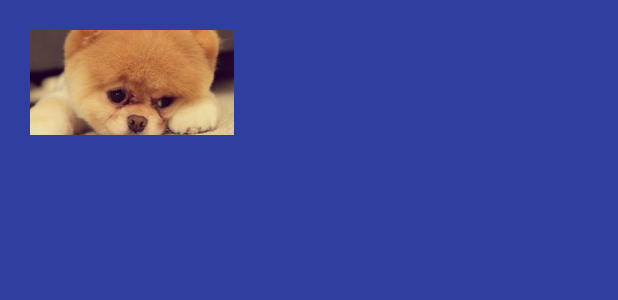
After one commit to wuzhiqian/CanvasDemo, an Android app: the layout area_canvas_view.xml on its own in the app's theme, with its tools: preview values and no code run, on a phone screen of 412 x 824 dp. The commit adds this screen. Shown: the top 300 px of the screen. Run offline under Robolectric (Android 15) with nearby library versions, the phone set to English and light mode, and no system bars.

Commit message:
增加截取部分图片

```diff
--- /dev/null
+++ b/app/src/main/java/com/wzq/canvasdemo/view/AreaCanvasView.java
@@ -0,0 +1,32 @@
+package com.wzq.canvasdemo.view;
+
+import android.content.Context;
+import android.graphics.Canvas;
+import android.graphics.Rect;
+import android.util.AttributeSet;
+
+/**
+ * Created by wzq on 17-1-6.
+ */
+
+public class AreaCanvasView extends BasicView {
+    public AreaCanvasView(Context context) {
+        this(context, null);
+    }
+
+    public AreaCanvasView(Context context, AttributeSet attrs) {
+        this(context, attrs, 0);
+    }
+
+    public AreaCanvasView(Context context, AttributeSet attrs, int defStyleAttr) {
+        super(context, attrs, defStyleAttr);
+    }
+
+
+    @Override
+    protected void onDraw(Canvas canvas) {
+        super.onDraw(canvas);
+        canvas.drawBitmap(bitmap, new Rect(30, 30, bitmap.getWidth() - 30, bitmap.getHeight() - 30), new Rect(30, 30, bitmap.getWidth() -30, bitmap.getHeight() - 30), paint);
+
+    }
+}
--- /dev/null
+++ b/app/src/main/java/com/wzq/canvasdemo/view/BasicView.java
@@ -0,0 +1,38 @@
+package com.wzq.canvasdemo.view;
+
+import android.content.Context;
+import android.graphics.Bitmap;
+import android.graphics.BitmapFactory;
+import android.graphics.Paint;
+import android.util.AttributeSet;
+import android.view.View;
+
+import com.wzq.canvasdemo.R;
+
+/**
+ * Created by wzq on 17-1-6.
+ */
+
+public class BasicView extends View{
+    protected Bitmap bitmap;
+    protected Paint paint;
+    public BasicView(Context context) {
+        this(context, null);
+    }
+
+    public BasicView(Context context, AttributeSet attrs) {
+        this(context, attrs, 0);
+    }
+
+    public BasicView(Context context, AttributeSet attrs, int defStyleAttr) {
+        super(context, attrs, defStyleAttr);
+        bitmap = BitmapFactory.decodeResource(getResources(), R.mipmap.a);
+        paint = new Paint();
+        paint.setAntiAlias(true);
+        paint.setDither(true);
+    }
+
+
+
+
+}
--- /dev/null
+++ b/app/src/main/res/layout/area_canvas_view.xml
@@ -0,0 +1,10 @@
+<?xml version="1.0" encoding="utf-8"?>
+<LinearLayout xmlns:android="http://schemas.android.com/apk/res/android"
+    android:layout_width="match_parent"
+    android:layout_height="match_parent"
+    android:background="@color/colorPrimaryDark"
+    android:orientation="vertical">
+    <com.wzq.canvasdemo.view.AreaCanvasView
+        android:layout_width="match_parent"
+        android:layout_height="200dp" />
+</LinearLayout>
```
Also changed, not shown: app/src/main/java/com/wzq/canvasdemo/view/SimpleCanvasView.java (added, +34 -0 lines), app/src/main/res/layout/activity_main.xml (+15 -4 lines), app/src/main/res/layout/simplecanvas_view.xml (added, +12 -0 lines), app/src/main/res/mipmap-xhdpi/a.jpg (added).
